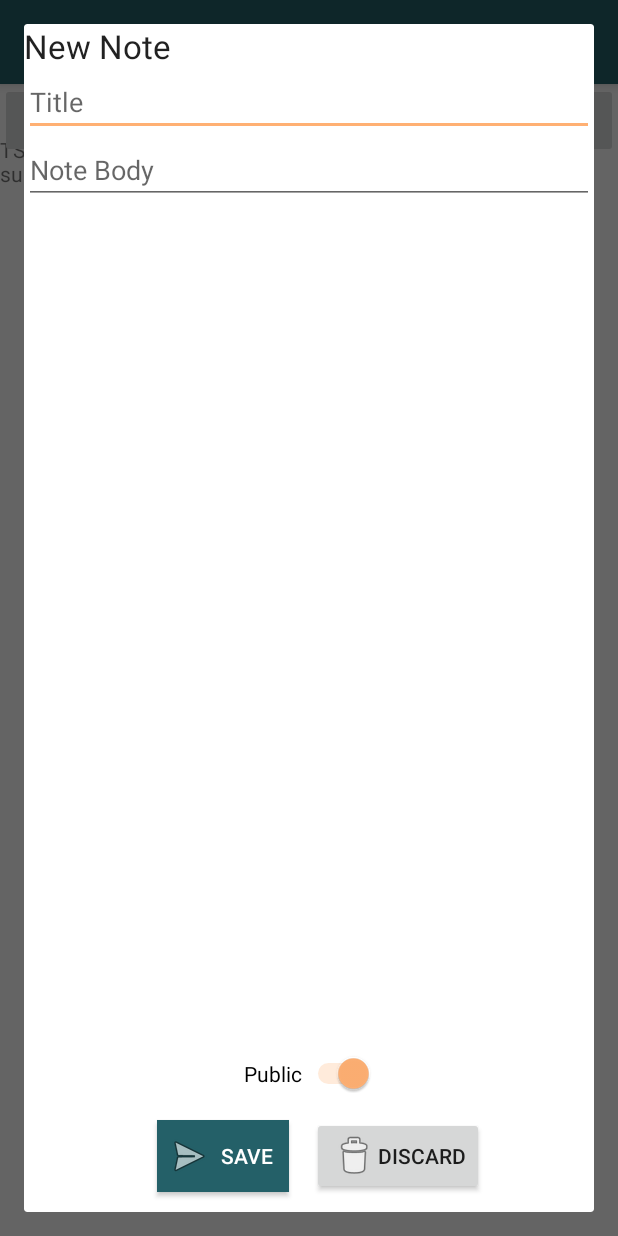
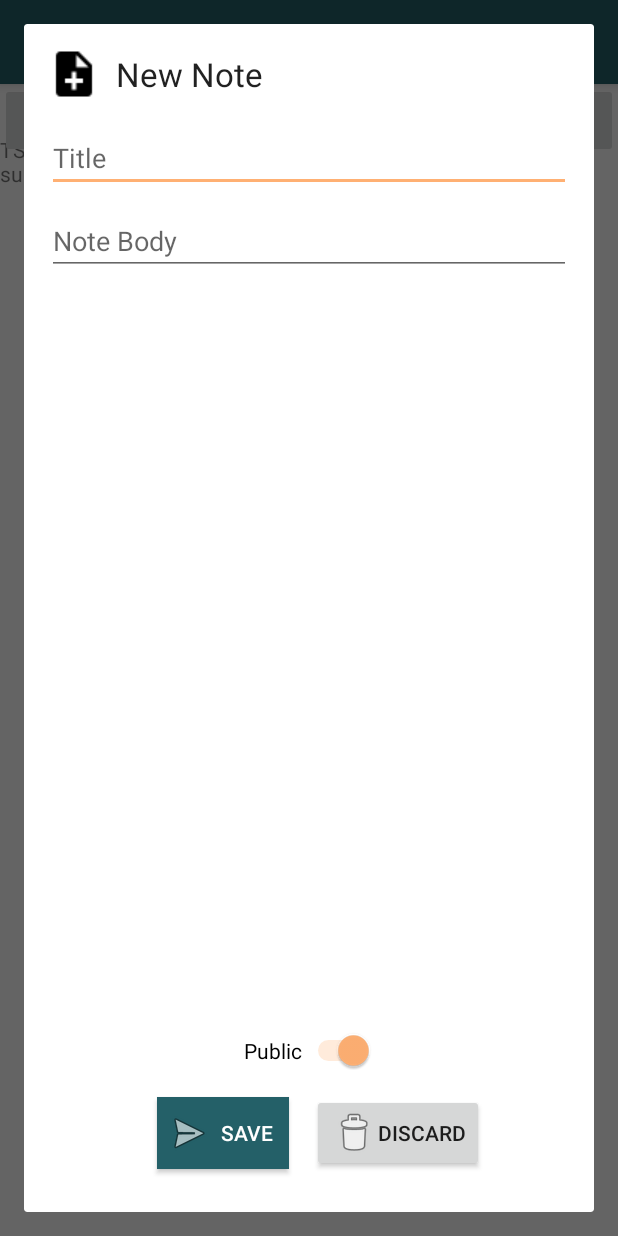
Before and after one commit to aranzaiger/TheSocialNotework-Android, an Android app: the PersonalFragment screen opened directly, with no data from a screen before it, in the side drawer, after a tap on "Map", on a phone screen of 412 x 824 dp. Run offline under Robolectric (Android 15) with nearby library versions, the phone set to English and light mode, and no system bars; our stand-ins replace Volley; network calls fail; 4 statements that could not run were skipped.

Commit message:
- note_view_full modified

```diff
--- a/app/src/main/res/layout/note_view_full.xml
+++ b/app/src/main/res/layout/note_view_full.xml
@@ -2,15 +2,37 @@
 <LinearLayout xmlns:android="http://schemas.android.com/apk/res/android"
     android:layout_width="match_parent"
     android:layout_height="match_parent"
-    android:orientation="vertical">
+    android:orientation="vertical"
+    android:padding="15dp">
 
+
+    <LinearLayout
+        android:orientation="horizontal"
+        android:layout_width="wrap_content"
+        android:layout_height="wrap_content">
+
+        <ImageView
+            android:layout_width="wrap_content"
+            android:layout_height="wrap_content"
+            android:id="@+id/imageView10"
+            android:src="@drawable/new_note"
+            android:layout_gravity="center_vertical" />
 
         <TextView
                 android:layout_width="wrap_content"
                 android:layout_height="wrap_content"
                 android:textAppearance="?android:attr/textAppearanceLarge"
                 android:text="New Note"
-            android:id="@+id/textView" />
+                android:id="@+id/textView"
+            android:layout_marginLeft="10dp"
+            android:layout_gravity="center_vertical" />
+
+    </LinearLayout>
+
+    <LinearLayout
+        android:orientation="vertical"
+        android:layout_width="match_parent"
+        android:layout_height="match_parent">
 
         <EditText
                 android:id="@+id/nvf_note_title"
@@ -21,13 +43,15 @@
                 android:elegantTextHeight="false"
                 android:maxLines="1"
                 android:textColor="#c5c4c4"
-            android:hint="Title" />
+                android:hint="Title"
+            android:layout_marginTop="15dp" />
 
         <ScrollView
                 android:layout_width="match_parent"
                 android:layout_height="0dp"
                 android:id="@+id/scrollView"
-            android:layout_weight="0.5">
+                android:layout_weight="0.5"
+            android:layout_marginTop="10dp">
 
                 <EditText
                     android:layout_width="fill_parent"
@@ -75,6 +99,7 @@
                     android:drawableLeft="@android:drawable/ic_menu_delete" />
 
             </LinearLayout>
+    </LinearLayout>
 
 
 </LinearLayout>
```
Also changed, not shown: app/src/main/res/drawable/new_note.png (added). Lines whose indentation alone changed are shown as unchanged.
